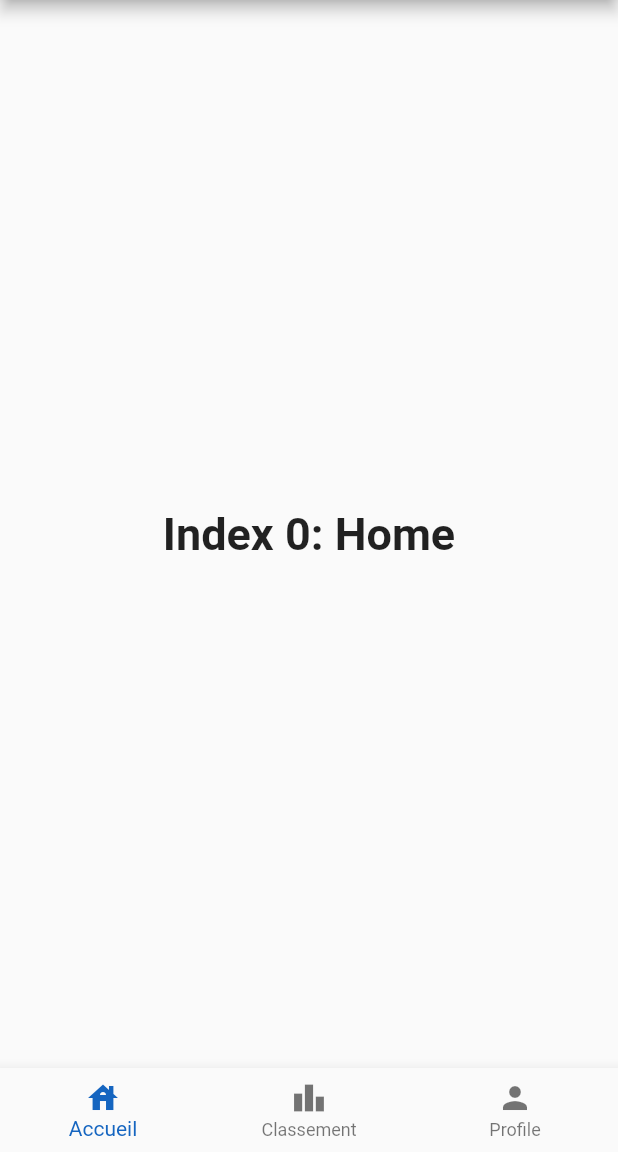
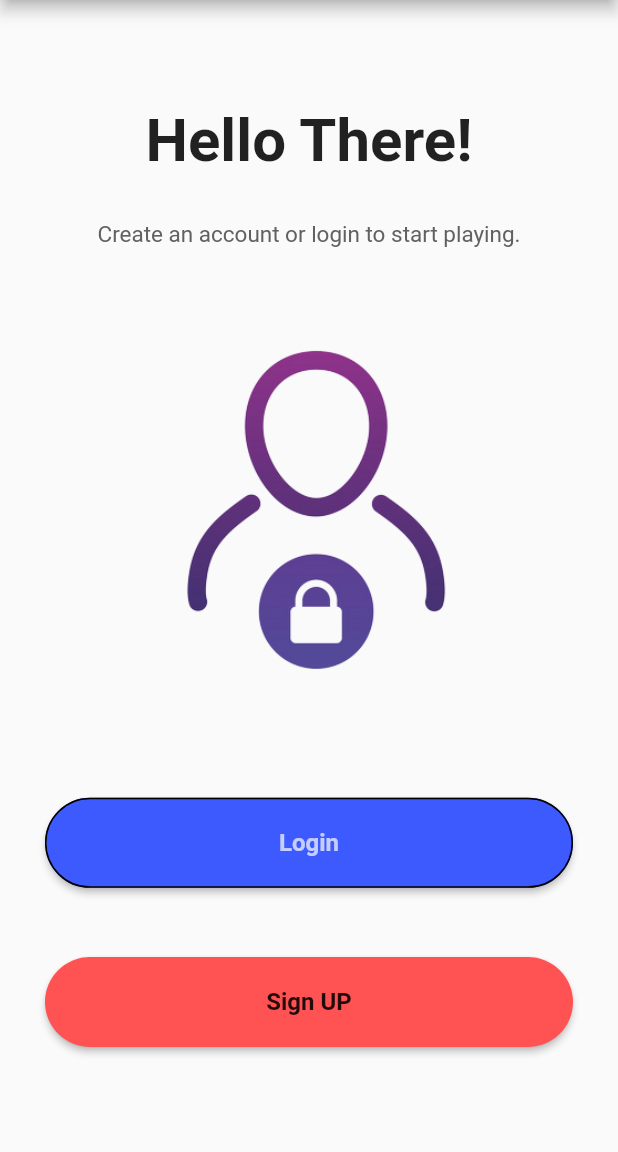
Before and after one commit to YHDF/QuizzApp, a Flutter app: the screen it shows after launch, on a phone screen of 412 x 824 dp, the part 84-1236 px from its top. Run offline on Flutter 3.47's test engine with Material 2 defaults, Android fonts, the phone set to English and light mode, and no system bars.

Commit message:
[WIP] login and signup form

```diff
--- a/lib/src/main.dart
+++ b/lib/src/main.dart
@@ -1,4 +1,6 @@
 import 'package:flutter/material.dart';
+import 'application/login.dart';
+import 'application/signup.dart';
 
 void main() {
   runApp(const MyApp());
@@ -63,9 +65,9 @@ class _MyHomePageState extends State<MyHomePage> {
 
         title: Text(widget.title),
       ),
-      body: Center(
+      /* body: Center(
         child: _widgetOptions.elementAt(_selectedIndex),
-    ),
+      ),
       bottomNavigationBar: BottomNavigationBar(
         items: const <BottomNavigationBarItem>[
           BottomNavigationBarItem(
@@ -84,6 +86,87 @@ class _MyHomePageState extends State<MyHomePage> {
         currentIndex: _selectedIndex,
         selectedItemColor: Colors.blue[800],
         onTap: _onItemTapped,
+      ), */
+
+
+      body: SafeArea(
+        child: Container(
+          width: double.infinity,
+          height: MediaQuery.of(context).size.height,
+          padding: const EdgeInsets.symmetric(horizontal: 30,vertical: 70),
+          child: Column(
+            mainAxisAlignment: MainAxisAlignment.spaceBetween,
+            children: [
+              Column(
+                crossAxisAlignment: CrossAxisAlignment.center,
+                children: [
+                  const Text(
+                    "Hello There!",
+                    style: TextStyle(fontWeight: FontWeight.bold, fontSize: 40),
+                  ),
+                  const SizedBox(height: 30),
+                  Text("Create an account or login to start playing.",
+                    textAlign: TextAlign.center,
+                    style: TextStyle(
+                        color: Colors.grey[700],
+                        fontSize: 15
+                    ),
+                  ),
+                ],
+              ),
+
+              // Image login
+              Container(
+                height: MediaQuery.of(context).size.height/3,
+                decoration: const BoxDecoration(
+                    image:DecorationImage(image: AssetImage('assets/Illustration.png'))
+                ),
+              ),
+
+              // Login button
+              MaterialButton(
+                minWidth: double.infinity,
+                height:60,
+                onPressed: (){
+                  Navigator.push(context, MaterialPageRoute(builder: (context) => const LoginPage()));
+                },
+                color: Colors.indigoAccent[400],
+                shape: RoundedRectangleBorder(
+                    side: const BorderSide(
+                      color: Colors.black,
+                    ),
+                    borderRadius: BorderRadius.circular(40)
+                ),
+                child: const Text(
+                  "Login",
+                  style:
+                  TextStyle(
+                    fontWeight: FontWeight.w600,fontSize: 16,color: Colors.white70
+                  ),
+                ),
+              ),
+
+              // Signup button
+              MaterialButton(
+                minWidth: double.infinity,
+                height:60,
+                onPressed: (){
+                  Navigator.push(context, MaterialPageRoute(builder: (context) => const SignupPage()));
+                },
+                color: Colors.redAccent,
+                shape: RoundedRectangleBorder(
+                    borderRadius: BorderRadius.circular(40)
+                ),
+                child: const Text(
+                  "Sign UP",
+                  style: TextStyle(
+                  fontWeight: FontWeight.w600,fontSize: 16,
+                  ),
+                ),
+              ),
+            ],
+          ),
+        ),
       ),
     );
   }
--- a/pubspec.yaml
+++ b/pubspec.yaml
@@ -51,6 +51,8 @@ dev_dependencies:
 
 # The following section is specific to Flutter.
 flutter:
+  assets:
+    - assets/
 
   # The following line ensures that the Material Icons font is
   # included with your application, so that you can use the icons in
```
Also changed, not shown: lib/src/application/login.dart (added, +131 -0 lines), lib/src/application/signup.dart (added, +146 -0 lines), lib/src/domain/User.dart (added, +19 -0 lines), assets/Illustration.png (added), 17 other files.
